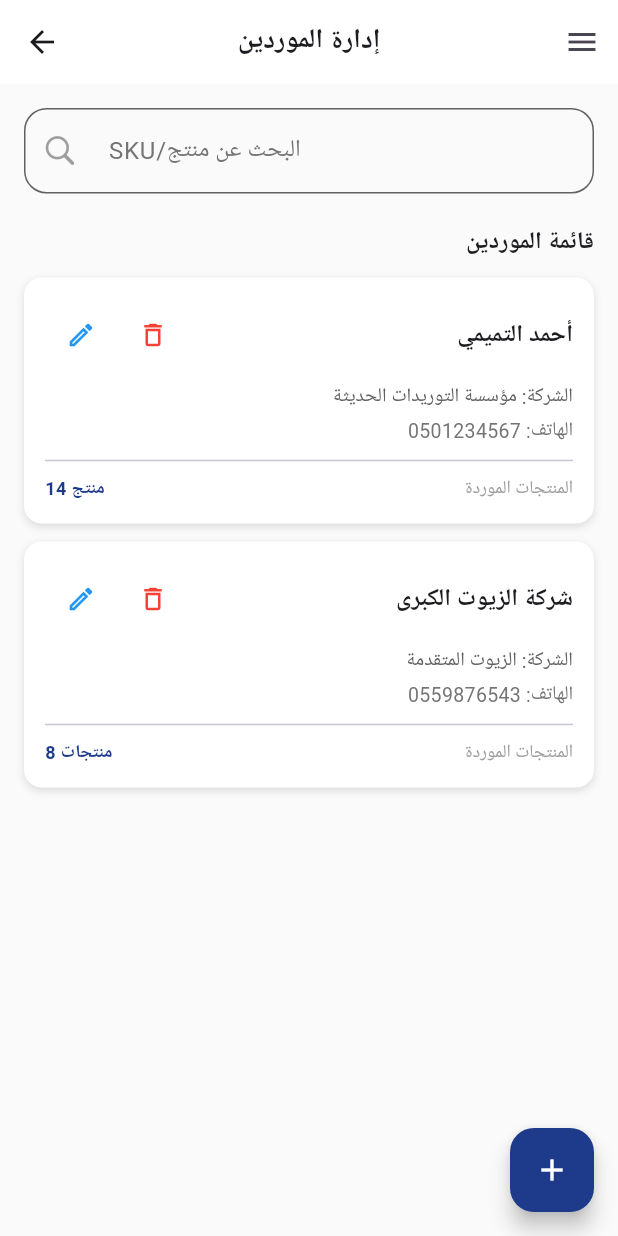
After one commit to HASSAN-FADAI/smart-inventory-frontend, a Flutter app: the SuppliersManagementView screen opened directly, on a phone screen of 412 x 824 dp. The commit adds this screen. Run offline on Flutter 3.47's test engine with Material 3 defaults, Android fonts, the phone set to English and light mode, and no system bars; our stand-ins replace gap, google_fonts; Roboto replaces fonts that are missing (Vazirmatn).

Commit message:
feat: add suppliers management view, card and add supplier bottom sheet

```diff
--- /dev/null
+++ b/lib/features/supplier/views/suppliers_management_view.dart
@@ -0,0 +1,94 @@
+// lib/features/suppliers/presentation/views/suppliers_management_view.dart
+import 'package:flutter/material.dart';
+import 'package:gap/gap.dart';
+import 'package:inventory_managment/core/constants/app_color.dart';
+import 'package:inventory_managment/features/dashboard/widget/search_field.dart';
+import 'package:inventory_managment/features/supplier/widget/add_supplier_bottom_sheet.dart';
+import 'package:inventory_managment/features/supplier/widget/supplier_card.dart';
+import 'package:inventory_managment/shared/Custom_drawer.dart';
+import 'package:inventory_managment/shared/custom_text.dart';
+
+class SuppliersManagementView extends StatefulWidget {
+  const SuppliersManagementView({super.key});
+
+  @override
+  State<SuppliersManagementView> createState() =>
+      _SuppliersManagementViewState();
+}
+
+class _SuppliersManagementViewState extends State<SuppliersManagementView> {
+  final suppliers = [
+    {
+      'name': 'أحمد التميمي',
+      'company': 'مؤسسة التوريدات الحديثة',
+      'phone': '0501234567',
+      'productsCount': '14 منتج',
+    },
+    {
+      'name': 'شركة الزيوت الكبرى',
+      'company': 'الزيوت المتقدمة',
+      'phone': '0559876543',
+      'productsCount': '8 منتجات',
+    },
+  ];
+  @override
+  Widget build(BuildContext context) {
+    return Scaffold(
+      backgroundColor: Colors.grey.shade50,
+      endDrawer: const CustomDrawer(),
+      appBar: AppBar(
+        backgroundColor: Colors.white,
+        elevation: 0,
+        centerTitle: true,
+        title: const CustomText(
+          text: 'إدارة الموردين',
+          size: 18,
+          weight: FontWeight.bold,
+        ),
+      ),
+      body: SingleChildScrollView(
+        padding: const EdgeInsets.all(16.0),
+        child: Column(
+          crossAxisAlignment: CrossAxisAlignment.end,
+          children: [
+            const SearchField(),
+            const Gap(20),
+            const CustomText(
+              text: 'قائمة الموردين',
+              size: 16,
+              weight: FontWeight.bold,
+            ),
+            const Gap(12),
+            ListView.separated(
+              shrinkWrap: true,
+              physics: const NeverScrollableScrollPhysics(),
+              itemCount: suppliers.length,
+              separatorBuilder: (context, index) => const Gap(12),
+              itemBuilder: (context, index) {
+                final sup = suppliers[index];
+                return SupplierCard(
+                  name: sup['name']!,
+                  company: sup['company']!,
+                  phone: sup['phone']!,
+                  productsCount: sup['productsCount']!,
+                );
+              },
+            ),
+          ],
+        ),
+      ),
+      floatingActionButton: FloatingActionButton(
+        backgroundColor: AppColors.primary,
+        onPressed: () {
+          showModalBottomSheet(
+            context: context,
+            isScrollControlled: true,
+            backgroundColor: Colors.transparent,
+            builder: (context) => const AddSupplierBottomSheet(),
+          );
+        },
+        child: const Icon(Icons.add, color: Colors.white),
+      ),
+    );
+  }
+}
--- /dev/null
+++ b/lib/features/supplier/widget/supplier_card.dart
@@ -0,0 +1,98 @@
+// lib/features/suppliers/presentation/widgets/supplier_card.dart
+import 'package:flutter/material.dart';
+import 'package:gap/gap.dart';
+import 'package:inventory_managment/core/constants/app_color.dart';
+import 'package:inventory_managment/shared/custom_text.dart';
+
+class SupplierCard extends StatelessWidget {
+  const SupplierCard({
+    super.key,
+    required this.name,
+    required this.phone,
+    required this.company,
+    required this.productsCount,
+    this.onEdit,
+    this.onDelete,
+  });
+
+  final String name;
+  final String phone;
+  final String company;
+  final String productsCount;
+  final VoidCallback? onEdit;
+  final VoidCallback? onDelete;
+
+  @override
+  Widget build(BuildContext context) {
+    return Container(
+      padding: const EdgeInsets.all(14),
+      decoration: BoxDecoration(
+        color: Colors.white,
+        borderRadius: BorderRadius.circular(12),
+        boxShadow: const [
+          BoxShadow(color: Colors.black12, blurRadius: 4, offset: Offset(0, 2)),
+        ],
+      ),
+      child: Column(
+        crossAxisAlignment: CrossAxisAlignment.end,
+        children: [
+          Row(
+            mainAxisAlignment: MainAxisAlignment.spaceBetween,
+            children: [
+              Row(
+                children: [
+                  IconButton(
+                    icon: const Icon(
+                      Icons.edit_outlined,
+                      color: Colors.blue,
+                      size: 20,
+                    ),
+                    onPressed: onEdit,
+                  ),
+                  IconButton(
+                    icon: const Icon(
+                      Icons.delete_outline,
+                      color: Colors.red,
+                      size: 20,
+                    ),
+                    onPressed: onDelete,
+                  ),
+                ],
+              ),
+              CustomText(text: name, size: 16, weight: FontWeight.bold),
+            ],
+          ),
+          const Gap(8),
+          CustomText(
+            text: 'الشركة: $company',
+            size: 13,
+            color: Colors.grey.shade700,
+          ),
+          const Gap(4),
+          CustomText(
+            text: 'الهاتف: $phone',
+            size: 13,
+            color: Colors.grey.shade600,
+          ),
+          const Divider(height: 20),
+          Row(
+            mainAxisAlignment: MainAxisAlignment.spaceBetween,
+            children: [
+              CustomText(
+                text: productsCount,
+                size: 12,
+                weight: FontWeight.bold,
+                color: AppColors.primary,
+              ),
+              const CustomText(
+                text: 'المنتجات الموردة',
+                size: 12,
+                color: Colors.grey,
+              ),
+            ],
+          ),
+        ],
+      ),
+    );
+  }
+}
```
Also changed, not shown: lib/features/supplier/widget/add_supplier_bottom_sheet.dart (added, +100 -0 lines), lib/shared/Custom_drawer.dart (+15 -1 lines).
